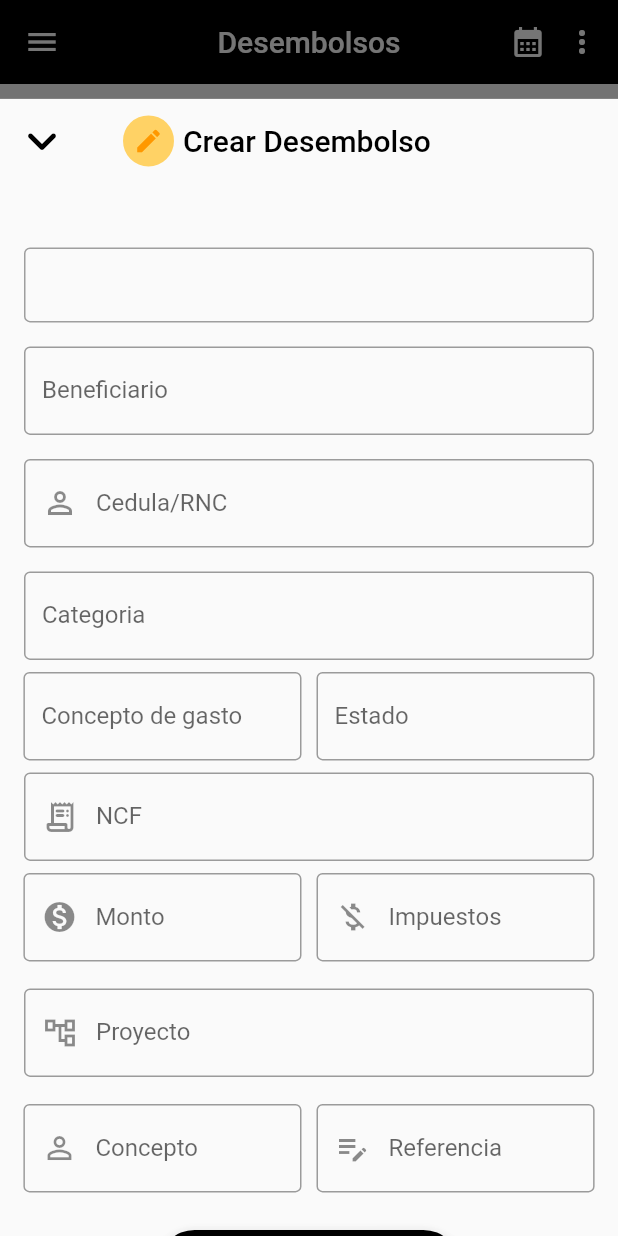
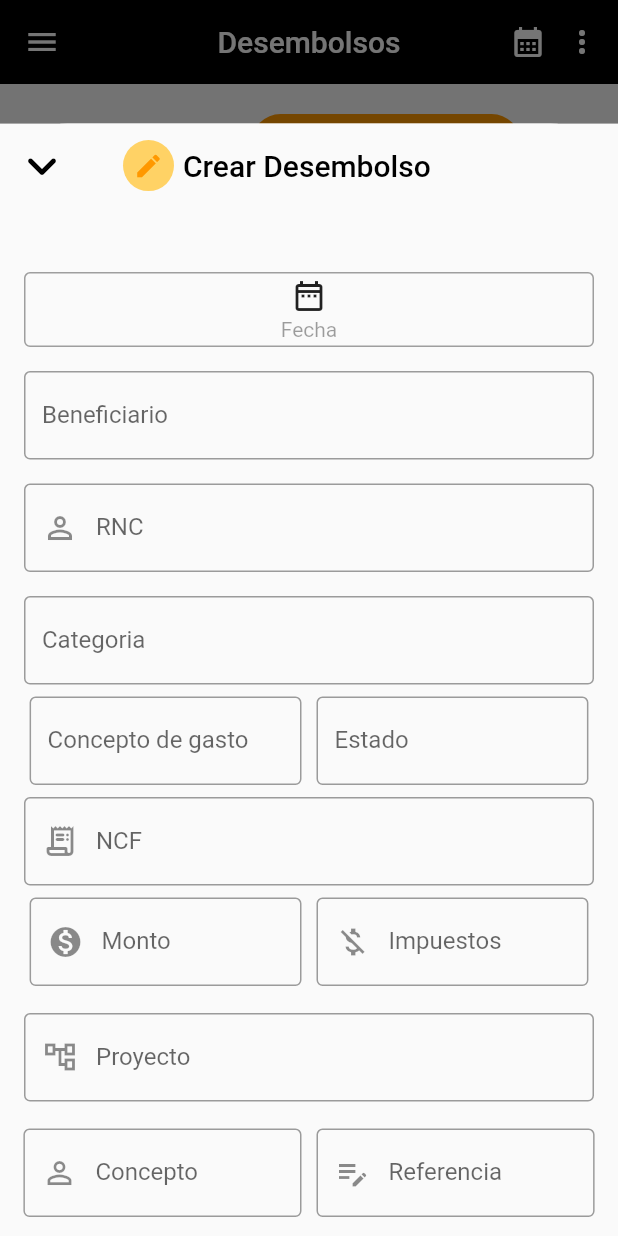
Before and after one commit to Banisoft-SRL/caja-chica, a Flutter app: the ListadoDesembolso screen opened directly, after a tap on "Crear desembolso", on a phone screen of 412 x 824 dp. Run offline on Flutter 3.47's test engine with Material 2 defaults, Android fonts, the light colour scheme and no system bars; our stand-ins replace mask_text_input_formatter.

```diff
--- a/lib/src/UI/pages/CrearDesembolso.dart
+++ b/lib/src/UI/pages/CrearDesembolso.dart
@@ -1,10 +1,17 @@
 import 'package:flutter/material.dart';
+import 'package:mask_text_input_formatter/mask_text_input_formatter.dart';
 
 class CrearDesembolso extends StatelessWidget {
   const CrearDesembolso({Key? key}) : super(key: key);
 
   @override
   Widget build(BuildContext context) {
+    var maskFormatter = MaskTextInputFormatter(
+        mask: '###-#####-#', filter: {"#": RegExp(r'[0-9]')});
+
+    var Formatter = MaskTextInputFormatter(
+        mask: 'B## ########', filter: {"#": RegExp(r'[0-9]')});
+
     return Scaffold(
       extendBodyBehindAppBar: false,
       appBar: AppBar(
@@ -55,12 +62,25 @@ class CrearDesembolso extends StatelessWidget {
               GestureDetector(
                 onTap: null,
                 child: Padding(
-                  padding: EdgeInsets.all(8.0),
+                  padding: const EdgeInsets.all(8.0),
                   child: Container(
                     height: 50,
+                    width: 400,
                     decoration: BoxDecoration(
                       border: Border.all(color: Colors.grey, width: 1.0),
                       borderRadius: BorderRadius.circular(4),
+                    ),
+                    child: Center(
+                      child: Column(
+                        mainAxisAlignment: MainAxisAlignment.spaceEvenly,
+                        children: const [
+                          Icon(Icons.date_range_outlined),
+                          Text(
+                            'Fecha',
+                            style: TextStyle(color: Colors.black38),
+                          )
+                        ],
+                      ),
                     ),
                   ),
                 ),
@@ -74,12 +94,14 @@ class CrearDesembolso extends StatelessWidget {
                   ),
                 ),
               ),
-              const Padding(
-                padding: EdgeInsets.all(8.0),
+              Padding(
+                padding: const EdgeInsets.all(8.0),
                 child: TextField(
-                  decoration: InputDecoration(
+                  inputFormatters: [maskFormatter],
+                  keyboardType: TextInputType.number,
+                  decoration: const InputDecoration(
                     border: OutlineInputBorder(),
-                    label: Text('Cedula/RNC'),
+                    label: Text('RNC'),
                     prefixIcon: Icon(Icons.perm_identity_sharp),
                   ),
                 ),
@@ -97,7 +119,7 @@ class CrearDesembolso extends StatelessWidget {
                 mainAxisSize: MainAxisSize.min,
                 children: [
                   SizedBox(
-                    width: MediaQuery.of(context).size.width * 0.45,
+                    width: MediaQuery.of(context).size.width * 0.44,
                     child: const TextField(
                       decoration: InputDecoration(
                         border: OutlineInputBorder(),
@@ -109,7 +131,7 @@ class CrearDesembolso extends StatelessWidget {
                     width: 10,
                   ),
                   SizedBox(
-                    width: MediaQuery.of(context).size.width * 0.45,
+                    width: MediaQuery.of(context).size.width * 0.44,
                     child: const TextField(
                       decoration: InputDecoration(
                         border: OutlineInputBorder(),
@@ -119,10 +141,11 @@ class CrearDesembolso extends StatelessWidget {
                   )
                 ],
               ),
-              const Padding(
-                padding: EdgeInsets.all(8.0),
+              Padding(
+                padding: const EdgeInsets.all(8.0),
                 child: TextField(
-                  decoration: InputDecoration(
+                  inputFormatters: [Formatter],
+                  decoration: const InputDecoration(
                     border: OutlineInputBorder(),
                     label: Text('NCF'),
                     prefixIcon: Icon(Icons.receipt_long_rounded),
@@ -133,8 +156,9 @@ class CrearDesembolso extends StatelessWidget {
                 mainAxisSize: MainAxisSize.min,
                 children: [
                   SizedBox(
-                    width: MediaQuery.of(context).size.width * 0.45,
+                    width: MediaQuery.of(context).size.width * 0.44,
                     child: const TextField(
+                      keyboardType: TextInputType.number,
                       decoration: InputDecoration(
                         border: OutlineInputBorder(),
                         label: Text('Monto'),
@@ -146,8 +170,9 @@ class CrearDesembolso extends StatelessWidget {
                     width: 10,
                   ),
                   SizedBox(
-                    width: MediaQuery.of(context).size.width * 0.45,
+                    width: MediaQuery.of(context).size.width * 0.44,
                     child: const TextField(
+                      keyboardType: TextInputType.number,
                       decoration: InputDecoration(
                         border: OutlineInputBorder(),
                         label: Text('Impuestos'),
@@ -192,6 +217,7 @@ class CrearDesembolso extends StatelessWidget {
                   SizedBox(
                     width: MediaQuery.of(context).size.width * 0.45,
                     child: const TextField(
+                      keyboardType: TextInputType.text,
                       decoration: InputDecoration(
                         border: OutlineInputBorder(),
                         label: Text('Referencia'),
@@ -201,7 +227,7 @@ class CrearDesembolso extends StatelessWidget {
                   ),
                 ],
               ),
-              SizedBox(
+              const SizedBox(
                 height: 25,
               ),
               FloatingActionButton.extended(
--- a/lib/src/UI/pages/Desembolsos.dart
+++ b/lib/src/UI/pages/Desembolsos.dart
@@ -17,6 +17,7 @@ class _ListadoDesembolsoState extends State<ListadoDesembolso> {
   @override
   Widget build(BuildContext context) {
     return SafeArea(
+        top: false,
         child: Scaffold(
           appBar: AppBar(
             backgroundColor: Colors.black,
@@ -30,7 +31,7 @@ class _ListadoDesembolsoState extends State<ListadoDesembolso> {
                         PopupMenuItem(
                           child: Row(
                             children: const [
-                          Text('Mostar Todas'),
+                              Text("Mostar Todas"),
                               Spacer(),
                               Icon(
                                 Icons.filter_list_sharp,
@@ -97,8 +98,8 @@ class _ListadoDesembolsoState extends State<ListadoDesembolso> {
                     ),
                     Container(
                       margin: const EdgeInsets.symmetric(horizontal: 10),
-                  padding:
-                      const EdgeInsets.symmetric(vertical: 7, horizontal: 18),
+                      padding: const EdgeInsets.symmetric(
+                          vertical: 7, horizontal: 18),
                       decoration: BoxDecoration(
                         color: Colors.orange,
                         borderRadius: BorderRadius.circular(20),
@@ -135,8 +136,8 @@ class _ListadoDesembolsoState extends State<ListadoDesembolso> {
                     ),
                     Container(
                         margin: const EdgeInsets.symmetric(horizontal: 10),
-                    padding:
-                        const EdgeInsets.symmetric(vertical: 5, horizontal: 10),
+                        padding: const EdgeInsets.symmetric(
+                            vertical: 5, horizontal: 10),
                         decoration: BoxDecoration(
                           color: Colors.blueGrey,
                           borderRadius: BorderRadius.circular(20),
@@ -155,8 +156,8 @@ class _ListadoDesembolsoState extends State<ListadoDesembolso> {
                         )),
                     Container(
                       margin: const EdgeInsets.symmetric(horizontal: 10),
-                  padding:
-                      const EdgeInsets.symmetric(vertical: 5, horizontal: 10),
+                      padding: const EdgeInsets.symmetric(
+                          vertical: 5, horizontal: 10),
                       decoration: BoxDecoration(
                         color: Colors.blueGrey,
                         borderRadius: BorderRadius.circular(20),
@@ -182,7 +183,8 @@ class _ListadoDesembolsoState extends State<ListadoDesembolso> {
                 ),
                 Container(
                   margin: const EdgeInsets.symmetric(horizontal: 10),
-              padding: const EdgeInsets.symmetric(vertical: 5, horizontal: 10),
+                  padding:
+                      const EdgeInsets.symmetric(vertical: 5, horizontal: 10),
                   decoration: BoxDecoration(
                     color: Colors.orange,
                     borderRadius: BorderRadius.circular(20),
@@ -239,15 +241,15 @@ class _ListadoDesembolsoState extends State<ListadoDesembolso> {
                     isScrollControlled: true,
                     backgroundColor: Colors.transparent,
                     builder: (context) => Container(
-                  height: MediaQuery.of(context).size.height * 0.92,
+                      height: MediaQuery.of(context).size.height * 0.90,
                       decoration: const BoxDecoration(
                         color: Colors.white,
                         borderRadius: BorderRadius.only(
-                      topLeft: Radius.circular(25.0),
-                      topRight: Radius.circular(25.0),
+                          topLeft: Radius.circular(45.0),
+                          topRight: Radius.circular(45.0),
                         ),
                       ),
-                  child: CrearDesembolso(),
+                      child: const CrearDesembolso(),
                     ),
                   ),
               label: const Text('Crear desembolso'),
--- a/lib/src/UI/pages/Login.dart
+++ b/lib/src/UI/pages/Login.dart
@@ -102,7 +102,7 @@ class _LoginPageState extends State<LoginPage> {
                             builder: (context) => const ListadoDesembolso(),
                           )),
                       padding: const EdgeInsets.symmetric(vertical: 15),
-                      color: Theme.of(context).primaryColor,
+                      color: Colors.black,
                       child: Row(
                         mainAxisAlignment: MainAxisAlignment.center,
                         children: const <Widget>[
--- a/lib/src/UI/widgets/Drawer.dart
+++ b/lib/src/UI/widgets/Drawer.dart
@@ -1,4 +1,5 @@
 import 'package:caja_chica/main.dart';
+import 'package:caja_chica/src/UI/pages/Login.dart';
 import 'package:flutter/material.dart';
 
 class DrawerList extends StatefulWidget {
@@ -132,7 +133,8 @@ class _DrawerListState extends State<DrawerList> {
               ),
             ),
             Expanded(child: Container()),
-            Container(
+            GestureDetector(
+              child: Container(
                 margin: const EdgeInsets.only(top: 2),
                 padding: const EdgeInsets.all(20),
                 width: double.infinity,
@@ -140,10 +142,12 @@ class _DrawerListState extends State<DrawerList> {
                 alignment: Alignment.center,
                 child: const Text(
                   'Sign out',
-                style:
-                    TextStyle(color: Colors.white, fontWeight: FontWeight.bold),
+                  style: TextStyle(
+                      color: Colors.white, fontWeight: FontWeight.bold),
                 ),
               ),
+              onTap: () => LoginPage(),
+            )
           ],
         ),
       ),
--- a/pubspec.yaml
+++ b/pubspec.yaml
@@ -39,6 +39,7 @@ dependencies:
   # Use with the CupertinoIcons class for iOS style icons.
   cupertino_icons: ^1.0.2
   untitled: ^0.0.1-alpha.3
+  mask_text_input_formatter: ^2.4.0
 
 
 dev_dependencies:
```
Also changed, not shown: pubspec.lock. Lines whose indentation alone changed are shown as unchanged.
